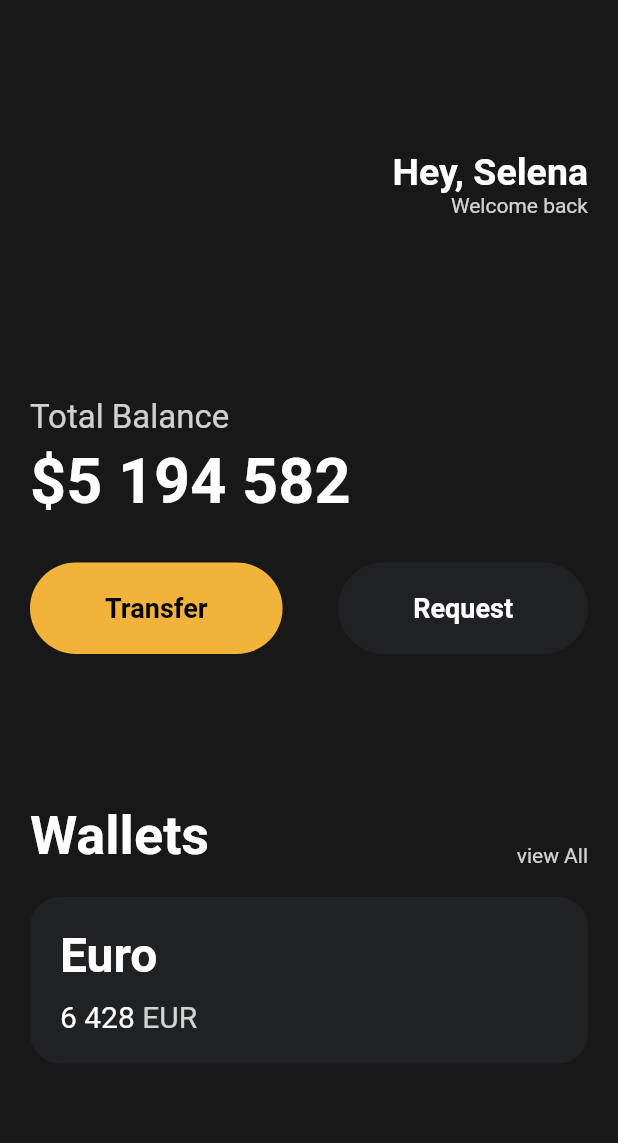
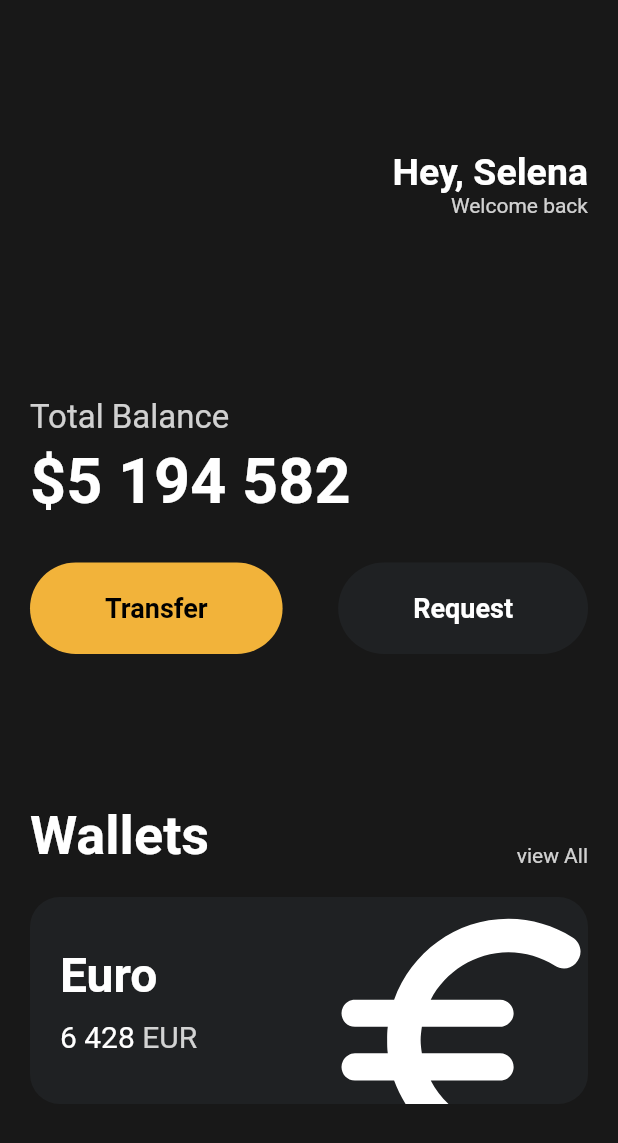
Before and after one commit to lunarmoon7/tooncha, a Flutter app: the screen it shows after launch, on a phone screen of 412 x 824 dp. Shown: the top 1143 px of the screen. Run offline on Flutter 3.47's test engine with Material 2 defaults, Android fonts, the phone set to English and light mode, and no system bars.

Commit message:
feat: Icons and Transforms

```diff
--- a/lib/main.dart
+++ b/lib/main.dart
@@ -111,13 +111,16 @@ class App extends StatelessWidget {
                   height: 20,
                 ),
                 Container(
+                  clipBehavior: Clip.hardEdge,
                   decoration: BoxDecoration(
                     color: const Color(0xFF1f2123),
                     borderRadius: BorderRadius.circular(20),
                   ),
                   child: Padding(
                       padding: const EdgeInsets.all(20.0),
-                    child: Row(children: [
+                      child: Row(
+                        mainAxisAlignment: MainAxisAlignment.spaceBetween,
+                        children: [
                           Column(
                             crossAxisAlignment: CrossAxisAlignment.start,
                             children: [
@@ -152,9 +155,19 @@ class App extends StatelessWidget {
                               )
                             ],
                           ),
-                    ]),
+                          Transform.scale(
+                              scale: 2.2,
+                              child: Transform.translate(
+                                offset: const Offset(-5, 12),
+                                child: const Icon(
+                                  Icons.euro_rounded,
+                                  color: Colors.white,
+                                  size: 98,
                                 ),
-                )
+                              ))
+                        ],
+                      )),
+                ),
               ],
             )),
       ),
```
Lines whose indentation alone changed are shown as unchanged.
